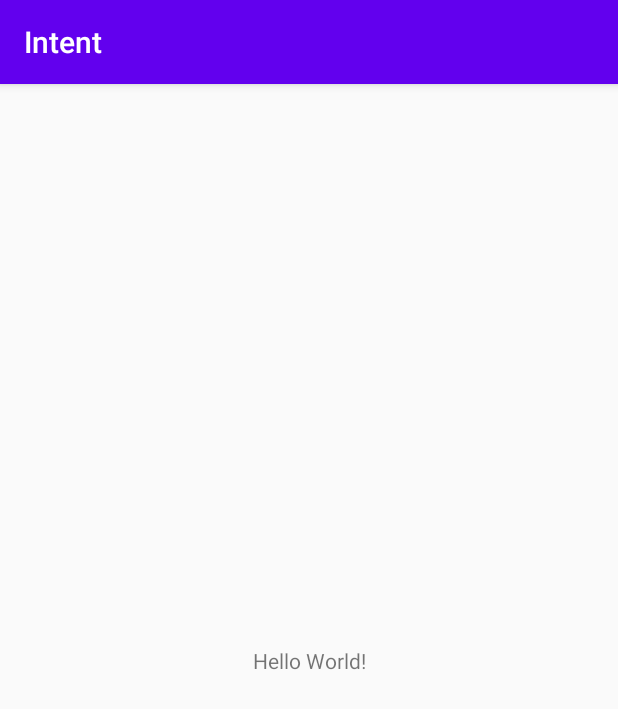
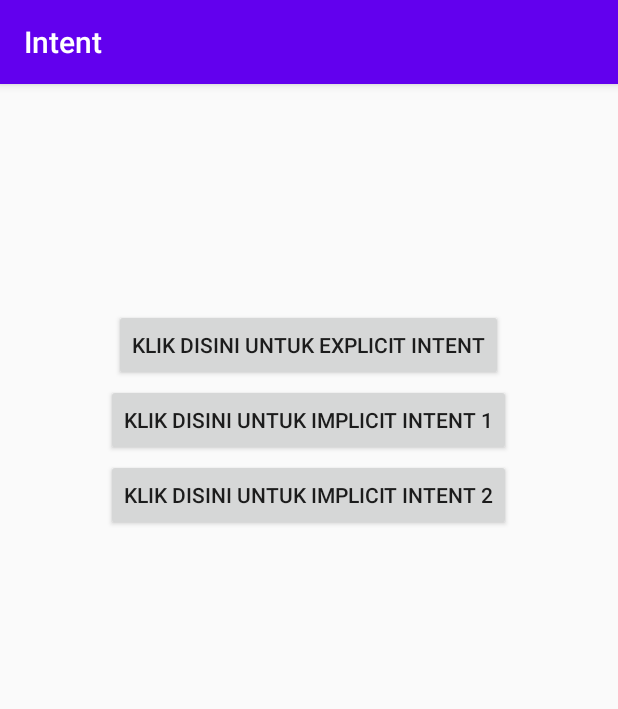
Before and after one commit to rasyidr298/Intent, an Android app: the screen it shows after launch (MainActivity), on a phone screen of 412 x 824 dp. Shown: the top 709 px of the screen. Run offline under Robolectric (Android 15) with nearby library versions, the phone set to English and light mode, and no system bars.

Commit message:
fix all intent

```diff
--- a/app/src/main/AndroidManifest.xml
+++ b/app/src/main/AndroidManifest.xml
@@ -9,6 +9,7 @@
         android:roundIcon="@mipmap/ic_launcher_round"
         android:supportsRtl="true"
         android:theme="@style/AppTheme">
+        <activity android:name=".MainActivity2"></activity>
         <activity android:name=".MainActivity">
             <intent-filter>
                 <action android:name="android.intent.action.MAIN" />
--- a/app/src/main/java/com/example/intent/MainActivity.java
+++ b/app/src/main/java/com/example/intent/MainActivity.java
@@ -2,13 +2,46 @@ package com.example.intent;
 
 import androidx.appcompat.app.AppCompatActivity;
 
+import android.content.Intent;
+import android.net.Uri;
 import android.os.Bundle;
+import android.view.View;
+import android.widget.Button;
 
-public class MainActivity extends AppCompatActivity {
+public class MainActivity extends AppCompatActivity implements View.OnClickListener {
+    Button explicitintent, implicitintent1, implicitintent2;
 
     @Override
     protected void onCreate(Bundle savedInstanceState) {
         super.onCreate(savedInstanceState);
         setContentView(R.layout.activity_main);
+
+        explicitintent = findViewById(R.id.explicitintent);
+        explicitintent.setOnClickListener(this);
+
+        implicitintent1 = findViewById(R.id.implicitintent1);
+        implicitintent1.setOnClickListener(this);
+
+        implicitintent2 = findViewById(R.id.implicitintent2);
+        implicitintent2.setOnClickListener(this);
+    }
+
+    @Override
+    public void onClick(View v) {
+        switch (v.getId()){
+            case R.id.explicitintent:
+                Intent explicit = new Intent(this, MainActivity2.class);
+                startActivity(explicit);
+                break;
+            case R.id.implicitintent1:
+                Intent implicit1 = new Intent(Intent.ACTION_VIEW, Uri.parse("http://amikom.ac.id"));
+                startActivity(implicit1);
+                break;
+            case R.id.implicitintent2:
+                Intent implicit2 = new Intent(Intent.ACTION_DIAL, Uri.parse("tel:0854646435"));
+                startActivity(implicit2);
+            default:
+                break;
+        }
     }
 }
--- a/app/src/main/res/layout/activity_main.xml
+++ b/app/src/main/res/layout/activity_main.xml
@@ -1,18 +1,32 @@
 <?xml version="1.0" encoding="utf-8"?>
-<androidx.constraintlayout.widget.ConstraintLayout xmlns:android="http://schemas.android.com/apk/res/android"
-    xmlns:app="http://schemas.android.com/apk/res-auto"
+<RelativeLayout
+    xmlns:android="http://schemas.android.com/apk/res/android"
     xmlns:tools="http://schemas.android.com/tools"
     android:layout_width="match_parent"
     android:layout_height="match_parent"
-    tools:context=".MainActivity">
+    tools:context="com.example.intent.MainActivity">
 
-    <TextView
+    <Button
+        android:id="@+id/explicitintent"
         android:layout_width="wrap_content"
         android:layout_height="wrap_content"
-        android:text="Hello World!"
-        app:layout_constraintBottom_toBottomOf="parent"
-        app:layout_constraintLeft_toLeftOf="parent"
-        app:layout_constraintRight_toRightOf="parent"
-        app:layout_constraintTop_toTopOf="parent" />
+        android:text="Klik disini untuk Explicit Intent"
+        android:layout_centerHorizontal="true"
+        android:layout_marginTop="150dp"/>
 
-</androidx.constraintlayout.widget.ConstraintLayout>
+    <Button
+        android:id="@+id/implicitintent1"
+        android:layout_width="wrap_content"
+        android:layout_height="wrap_content"
+        android:text="Klik disini untuk Implicit Intent 1"
+        android:layout_centerHorizontal="true"
+        android:layout_marginTop="200dp"/>
+
+    <Button
+        android:id="@+id/implicitintent2"
+        android:layout_width="wrap_content"
+        android:layout_height="wrap_content"
+        android:text="Klik disini untuk Implicit Intent 2"
+        android:layout_centerHorizontal="true"
+        android:layout_marginTop="250dp"/>
+</RelativeLayout>
```
Also changed, not shown: app/src/main/java/com/example/intent/MainActivity2.java (added, +14 -0 lines), app/src/main/res/layout/activity_main2.xml (added, +17 -0 lines).
